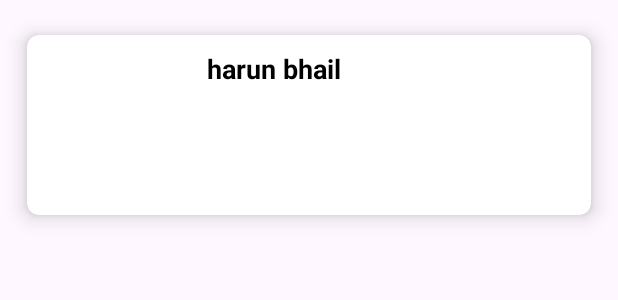
After one commit to Ltrsoft2019/LTRJOB, an Android app: the layout corcehistoryadpter.xml on its own in the app's theme, with its tools: preview values and no code run, on a phone screen of 412 x 824 dp. The commit adds this screen. Shown: the top 300 px of the screen. Run offline under Robolectric (Android 15) with nearby library versions, the phone set to English and light mode, and no system bars; network calls fail.

Commit message:
commeted by harun

```diff
--- a/app/src/main/java/com/ltrsoft/ltrjob/fragments/CourceFragment.java
+++ b/app/src/main/java/com/ltrsoft/ltrjob/fragments/CourceFragment.java
@@ -37,7 +37,8 @@ public class CourceFragment extends Fragment {
         View view = inflater.inflate(R.layout.fragment_cource, container, false);
 
 
-        recyclerView = view.findViewById(R.id.recycleview);
+        recyclerView = view.findViewById(R.id.fragment_recycler_courses);
+
 
 
         Cources  eventCard = new Cources();
--- a/app/src/main/java/com/ltrsoft/ltrjob/fragments/DashboardFragment.java
+++ b/app/src/main/java/com/ltrsoft/ltrjob/fragments/DashboardFragment.java
@@ -46,8 +46,6 @@ recyclerView2=view.findViewById(R.id.dashboard_verticle_recycler);
 
         NewsPhotoDeo eventCard = new NewsPhotoDeo();
 
-//
-//
         eventCard.fatchphoto(requireContext(), recyclerView1, new UserCallBack() {
             @Override
             public void userSuccess(Object object) {
@@ -97,12 +95,10 @@ recyclerView2=view.findViewById(R.id.dashboard_verticle_recycler);
             @Override
             public void userSuccess(Object object1) {
                 ArrayList<job> list1 = (ArrayList<job>) object1;
-                Toast.makeText(getContext(), ""+list1.toString(), Toast.LENGTH_SHORT).show();
                 LinearLayoutManager layoutManager1 = new LinearLayoutManager(getContext());
                 DashboardJobCardAdapter adapter1 = new DashboardJobCardAdapter(list1);
                 recyclerView2.setLayoutManager(layoutManager1);
                 recyclerView2.setAdapter(adapter1);
-                Toast.makeText(getContext(), "hiiii", Toast.LENGTH_SHORT).show();
 
 
 
@@ -111,6 +107,7 @@ recyclerView2=view.findViewById(R.id.dashboard_verticle_recycler);
 //                transaction.replace(R.id.fragment_container, new AnotherFragment());
 //                transaction.addToBackStack(null);
 //                transaction.commit();
+
             }
 
             @Override
--- /dev/null
+++ b/app/src/main/res/layout/corcehistoryadpter.xml
@@ -0,0 +1,96 @@
+<?xml version="1.0" encoding="utf-8"?>
+<LinearLayout xmlns:android="http://schemas.android.com/apk/res/android"
+    xmlns:app="http://schemas.android.com/apk/res-auto"
+    xmlns:tools="http://schemas.android.com/tools"
+    android:layout_width="match_parent"
+    android:layout_height="wrap_content"
+    android:id="@+id/layout_CardView">
+
+
+
+    <androidx.cardview.widget.CardView
+        android:layout_width="match_parent"
+        android:layout_height="wrap_content"
+        android:layout_margin="5dp"
+        app:cardBackgroundColor="@color/white"
+        app:cardCornerRadius="8dp"
+        app:cardElevation="8dp"
+        app:cardMaxElevation="10dp"
+        app:cardPreventCornerOverlap="true"
+        app:cardUseCompatPadding="true">
+
+
+        <RelativeLayout
+            android:id="@+id/layout"
+            android:layout_width="match_parent"
+            android:layout_height="wrap_content"
+            >
+
+
+            <ImageView
+                android:id="@+id/image"
+                android:layout_width="100dp"
+                android:layout_height="100dp"
+                android:layout_marginStart="10dp"
+                android:layout_marginLeft="10dp"
+                android:layout_marginTop="10dp"
+                android:layout_marginEnd="10dp"
+                android:layout_marginRight="10dp"
+                android:layout_marginBottom="10dp"
+
+                android:padding="5dp">
+
+            </ImageView>
+
+            <TextView
+                android:id="@+id/duration"
+                android:layout_width="match_parent"
+                android:layout_height="wrap_content"
+                android:layout_marginTop="10dp"
+                android:text="harun bhail"
+                android:layout_toEndOf="@id/image"
+                android:layout_toRightOf="@id/image"
+                android:textColor="@color/black"
+                android:textSize="18sp"
+                android:textStyle="bold" />
+
+
+            <TextView
+                android:id="@+id/coursename"
+                android:layout_width="match_parent"
+                android:layout_height="wrap_content"
+                android:layout_marginStart="10dp"
+                android:layout_marginLeft="10dp"
+                android:layout_marginTop="45dp"
+
+                android:layout_toEndOf="@id/image"
+                android:layout_toRightOf="@id/image"
+                android:textColor="@color/black"
+                android:textSize="18sp"
+                android:textStyle="bold" />
+
+
+            <TextView
+                android:id="@+id/coursetype"
+                android:layout_width="match_parent"
+                android:layout_height="wrap_content"
+
+                android:layout_marginStart="53dp"
+                android:layout_marginLeft="53dp"
+                android:layout_marginTop="80dp"
+                android:layout_toEndOf="@id/image"
+                android:layout_toRightOf="@id/image"
+                android:drawablePadding="2dp">
+
+
+            </TextView>
+
+        </RelativeLayout>
+
+    </androidx.cardview.widget.CardView>
+
+
+
+
+
+</LinearLayout>
```
Also changed, not shown: app/src/main/java/com/ltrsoft/ltrjob/Adpter/CourseCardHistoryAdapter.java (added, +82 -0 lines), app/src/main/java/com/ltrsoft/ltrjob/Adpter/JobHistoryAdapter.java (added, +67 -0 lines), app/src/main/java/com/ltrsoft/ltrjob/daoclasses/Cources.java (+10 -10 lines), app/src/main/java/com/ltrsoft/ltrjob/daoclasses/JobDashboard.java (+25 -17 lines), app/src/main/java/com/ltrsoft/ltrjob/fragments/HistoryFragment.java (+63 -3 lines), app/src/main/java/com/ltrsoft/ltrjob/pojoclass/job.java (+10 -5 lines), app/src/main/res/layout/fragment_cource_history.xml (added, +14 -0 lines), app/src/main/res/layout/fragment_history.xml (+34 -3 lines), app/src/main/res/layout/job_history_item_layout.xml (added, +95 -0 lines).
